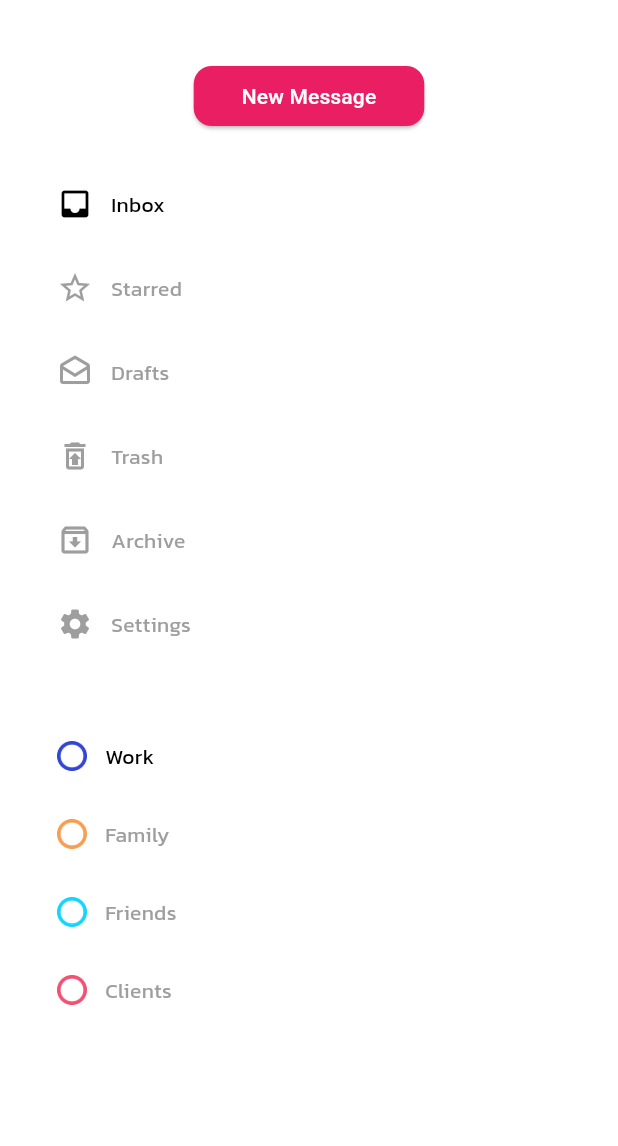
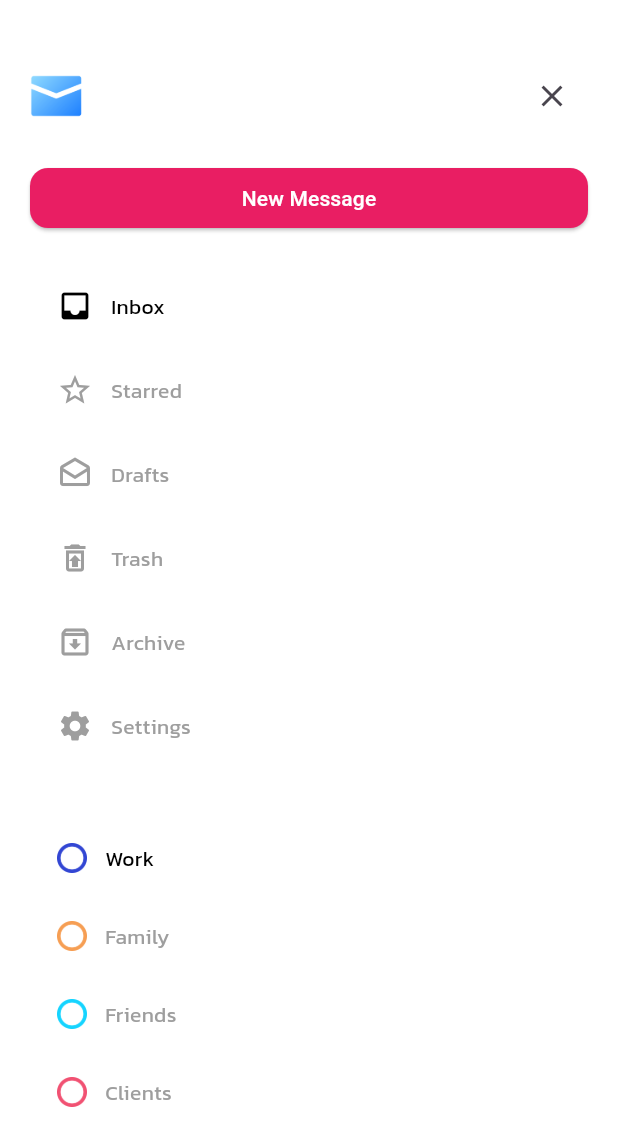
Before and after one commit to BhawarthPadwal/flutter-email-application-responsive-interface, a Flutter app: the DrawerWidget screen opened directly, on a phone screen of 412 x 824 dp. Shown: the top 1146 px of the screen. Run offline on Flutter 3.47's test engine with Material 3 defaults, Android fonts, the phone set to English and light mode, and no system bars; our stand-ins replace page_transition.

Commit message:
updated responsiveness

```diff
--- a/lib/pages/splash_screen/splash_screen.dart
+++ b/lib/pages/splash_screen/splash_screen.dart
@@ -37,7 +37,7 @@ class _SplashScreenState extends State<SplashScreen> {
       value: const SystemUiOverlayStyle(
         statusBarBrightness: Brightness.light,
         statusBarIconBrightness: Brightness.light,
-        statusBarColor: blackColor,
+        statusBarColor: whiteColor,
       ),
       child: SafeArea(
         child: Scaffold(
--- a/lib/routes/routes.dart
+++ b/lib/routes/routes.dart
@@ -34,8 +34,8 @@ class Routes {
         type: PageTransitionType.theme,
         alignment: Alignment.center,
         settings: setting,
-        duration: const Duration(milliseconds: 1000),
+        duration: const Duration(milliseconds: 2000),
         maintainStateData: true,
-        curve: Curves.easeInOut);
+        curve: Curves.elasticInOut);
   }
 }
--- a/lib/widgets/drawer_widget.dart
+++ b/lib/widgets/drawer_widget.dart
@@ -1,6 +1,7 @@
 import 'package:flutter/material.dart';
 import 'package:flutter/services.dart';
 import 'package:mail_app_responsive/pages/dashboard/dashboard_models/email_group_dashboard.dart';
+import 'package:mail_app_responsive/responsive/responsive.dart';
 import '../constants/ui_constants.dart';
 import '../pages/dashboard/dashboard_models/email_model_dashboard.dart';
 
@@ -39,7 +40,7 @@ class _DrawerWidgetState extends State<DrawerWidget> {
         value: const SystemUiOverlayStyle(
           statusBarBrightness: Brightness.light,
           statusBarIconBrightness: Brightness.light,
-          statusBarColor: blackColor,
+          statusBarColor: whiteColor,
         ),
         child: Scaffold(
           backgroundColor: whiteColor,
@@ -50,7 +51,17 @@ class _DrawerWidgetState extends State<DrawerWidget> {
                 child: Column(
                   crossAxisAlignment: CrossAxisAlignment.center,
                   children: [
-                    ElevatedButton(
+                    Row(
+                      children: [
+                        Image.asset('assets/icons/ic_mail.png', height: 35, width: 35),
+                        const Spacer(),
+                        if (!Responsive.isDesktop(context)) const CloseButton(),
+                      ],
+                    ),
+                    heightBox(padding20),
+                    SizedBox(
+                      width: double.infinity,
+                      child: ElevatedButton(
                         onPressed: () {
                           ScaffoldMessenger.of(context).showSnackBar(
                               const SnackBar(content: Text('New Message')));
@@ -66,6 +77,7 @@ class _DrawerWidgetState extends State<DrawerWidget> {
                           child: Text(
                             'New Message',
                             style: TextStyle(color: Colors.white, fontSize: 14),
+                          ),
                         ),
                       ),
                     ),
@@ -108,15 +120,18 @@ class _DrawerWidgetState extends State<DrawerWidget> {
                   });
                 },
                 child: Row(
+                  mainAxisAlignment: MainAxisAlignment.start,
                   children: [
                     Icon(
                       containList[index].icon,
                       color: isSelected ? blackColor : greyColor,
                     ),
                     widthBox(padding12),
-                    Text(
+                    Expanded(
+                      child: Text(
                         containList[index].title,
                         style: kCustomTextStyle(isSelected ? blackColor : greyColor, padding14, false),
+                      ),
                     ),
                   ],
                 ),
@@ -154,6 +169,7 @@ class _DrawerWidgetState extends State<DrawerWidget> {
                   });
                 },
                 child: Row(
+                  mainAxisAlignment: MainAxisAlignment.start,
                   children: [
                     Image.asset(
                       emailGroupsContents[index].imageUrl,
@@ -161,9 +177,11 @@ class _DrawerWidgetState extends State<DrawerWidget> {
                       width: 20,
                     ),
                     widthBox(padding12),
-                    Text(
+                    Expanded(
+                      child: Text(
                         emailGroupsContents[index].title,
                         style: kCustomTextStyle(isSelected ? blackColor : greyColor, padding14, false),
+                      ),
                     ),
                   ],
                 ),
```
Also changed, not shown: lib/pages/dashboard/dashboard.dart (+20 -3 lines), lib/responsive/responsive.dart (added, +40 -0 lines), lib/widgets/details_widget.dart (+23 -15 lines), lib/widgets/email_widget.dart (+57 -15 lines). Lines whose indentation alone changed are shown as unchanged.
